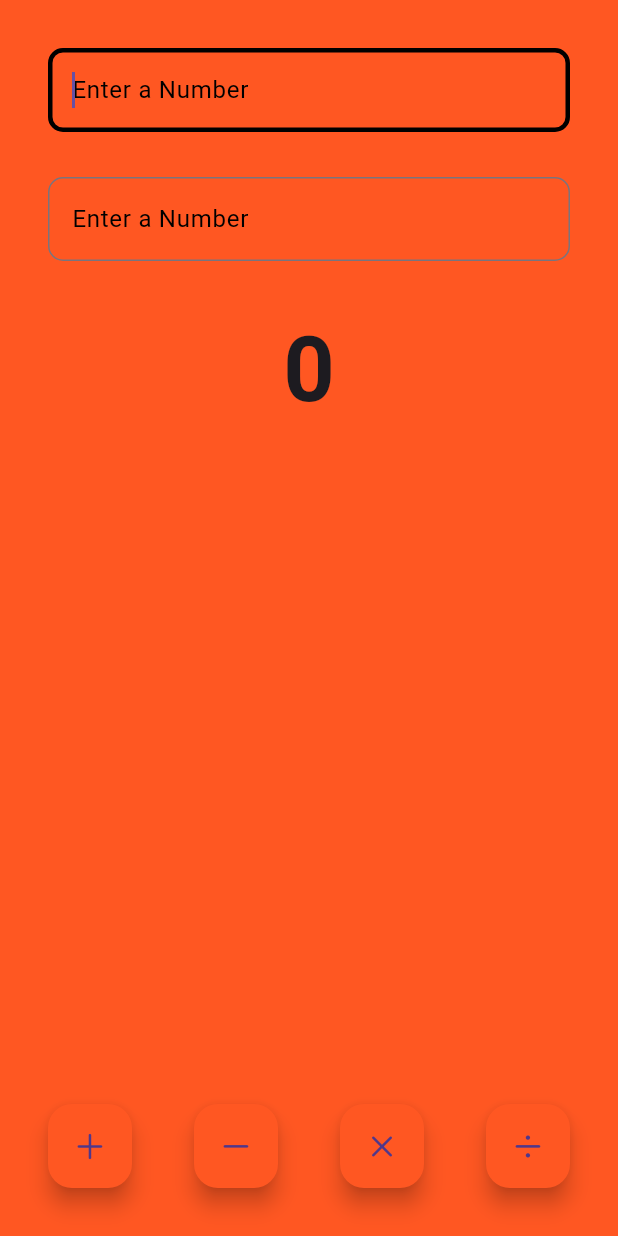
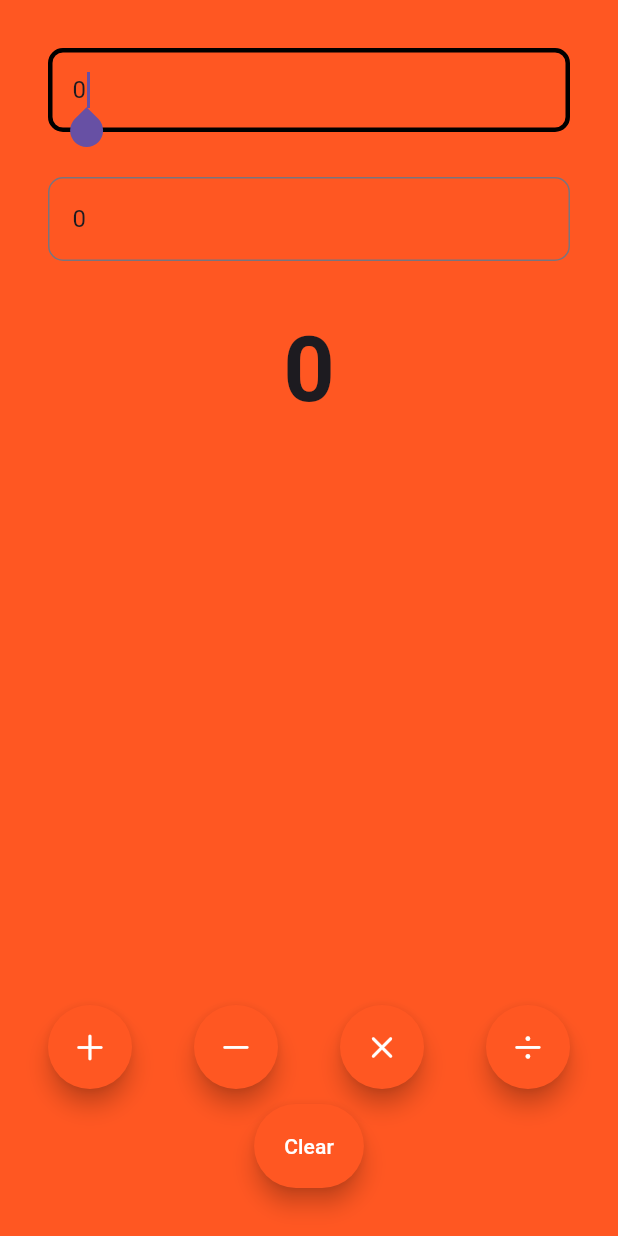
Before and after one commit to gazalaggarwal/flutter_learn, a Flutter app: the screen it shows after launch, on a phone screen of 412 x 824 dp. Run offline on Flutter 3.47's test engine with Material 3 defaults, Android fonts, the phone set to English and light mode, and no system bars.

Commit message:
calculator

```diff
--- a/lib/views/calculator_view.dart
+++ b/lib/views/calculator_view.dart
@@ -1,8 +1,66 @@
 import 'package:flutter/cupertino.dart';
 import 'package:flutter/material.dart';
 
-class CalculatorView extends StatelessWidget {
+class CalculatorView extends StatefulWidget {
   const CalculatorView({super.key});
+
+  @override
+  State<CalculatorView> createState() => _CalculatorViewState();
+}
+
+class _CalculatorViewState extends State<CalculatorView> {
+  int x = 0;
+  int y = 0;
+  num z = 0;
+
+  final displayOneController = TextEditingController();
+  final displayTwoController = TextEditingController();
+
+  late final AppLifecycleListener _listener;
+
+  @override
+  void initState() {
+    // TODO: implement initState
+    super.initState();
+    displayOneController.text = x.toString();
+    displayTwoController.text = y.toString();
+
+    _listener = AppLifecycleListener(
+      onShow: _onShow,
+      onHide: _onHide,
+      onResume: _onResume,
+      onDetach: _onDetach,
+      onInactive: _onInactive,
+      onPause: _onPause,
+      onRestart: _onRestart,
+      onStateChange: _onStateChange,
+      // onExitRequested: _onExitRequested,
+    );
+  }
+
+  void _onShow() => print("onShow Called");
+
+  void _onHide() => print("onHide Called");
+
+  void _onResume() => print("onResume Called");
+
+  void _onDetach() => print("onDetach Called");
+
+  void _onInactive() => print("onInactive Called");
+
+  void _onPause() => print("onPause Called");
+
+  void _onRestart() => print("onRestart Called");
+
+  void _onStateChange(AppLifecycleState state) => print("onStateChange Called with state: $state");
+
+  @override
+  void dispose() {
+    displayOneController.dispose();
+    displayTwoController.dispose();
+    _listener.dispose();
+    super.dispose();
+  }
 
   @override
   Widget build(BuildContext context) {
@@ -10,16 +68,21 @@ class CalculatorView extends StatelessWidget {
       padding: const EdgeInsets.all(32.0),
       child: Column(
         children: [
-          DisplayOne(hint: "Enter First Number"),
+          CalculatorDisplay(
+            key: const Key("displayOne"),
+              hint: "Enter First Number", controller: displayOneController),
           SizedBox(
             height: 30,
           ),
-          DisplayOne(hint: "Enter Second Number"),
+          CalculatorDisplay(
+            key: const Key("displayTwo"),
+              hint: "Enter Second Number", controller: displayTwoController),
           SizedBox(
             height: 30,
           ),
           Text(
-            "0",
+            key: const Key("Result"),
+            z.toString(),
             style: TextStyle(
               fontSize: 60,
               fontWeight: FontWeight.bold,
@@ -30,26 +93,77 @@ class CalculatorView extends StatelessWidget {
             mainAxisAlignment: MainAxisAlignment.spaceBetween,
             children: [
               FloatingActionButton(
+                foregroundColor: Colors.white,
+                shape: RoundedRectangleBorder(
+                    borderRadius: BorderRadius.circular(30)),
                 backgroundColor: Colors.deepOrange,
-                onPressed: () {},
+                onPressed: () {
+                  setState(() {
+                    z = num.tryParse(displayOneController.text)! +
+                        num.tryParse(displayTwoController.text)!;
+                  });
+                },
                 child: Icon(CupertinoIcons.add),
               ),
               FloatingActionButton(
+                foregroundColor: Colors.white,
+                shape: RoundedRectangleBorder(
+                    borderRadius: BorderRadius.circular(30)),
                 backgroundColor: Colors.deepOrange,
-                onPressed: () {},
+                onPressed: () {
+                  setState(() {
+                    z = num.tryParse(displayOneController.text)! -
+                        num.tryParse(displayTwoController.text)!;
+                  });
+                },
                 child: Icon(CupertinoIcons.minus),
               ),
               FloatingActionButton(
+                foregroundColor: Colors.white,
+                shape: RoundedRectangleBorder(
+                    borderRadius: BorderRadius.circular(30)),
                 backgroundColor: Colors.deepOrange,
-                onPressed: () {},
+                onPressed: () {
+                  setState(() {
+                    z = num.tryParse(displayOneController.text)! *
+                        num.tryParse(displayTwoController.text)!;
+                  });
+                },
                 child: Icon(CupertinoIcons.multiply),
               ),
               FloatingActionButton(
+                foregroundColor: Colors.white,
+                shape: RoundedRectangleBorder(
+                    borderRadius: BorderRadius.circular(30)),
                 backgroundColor: Colors.deepOrange,
-                onPressed: () {},
+                onPressed: () {
+                  setState(() {
+                    z = num.tryParse(displayOneController.text)! /
+                        num.tryParse(displayTwoController.text)!;
+                  });
+                },
                 child: Icon(CupertinoIcons.divide),
               )
             ],
+          ),
+          SizedBox(
+            height: 10,
+          ),
+          FloatingActionButton.extended(
+            foregroundColor: Colors.white,
+            shape:
+                RoundedRectangleBorder(borderRadius: BorderRadius.circular(30)),
+            backgroundColor: Colors.deepOrange,
+            onPressed: () {
+              setState(() {
+                x = 0;
+                y = 0;
+                z = 0;
+                displayOneController.clear();
+                displayTwoController.clear();
+              });
+            },
+            label: Text("Clear"),
           )
         ],
       ),
@@ -57,14 +171,17 @@ class CalculatorView extends StatelessWidget {
   }
 }
 
-class DisplayOne extends StatelessWidget {
-  const DisplayOne({super.key, this.hint = "Enter a number"});
+class CalculatorDisplay extends StatelessWidget {
+  const CalculatorDisplay(
+      {super.key, this.hint = "Enter a number", required this.controller});
 
   final String? hint;
+  final TextEditingController controller;
 
   @override
   Widget build(BuildContext context) {
     return TextField(
+      controller: controller,
       keyboardType: TextInputType.number,
       autofocus: true,
       decoration: InputDecoration(
```
Also changed, not shown: 1 other file.
